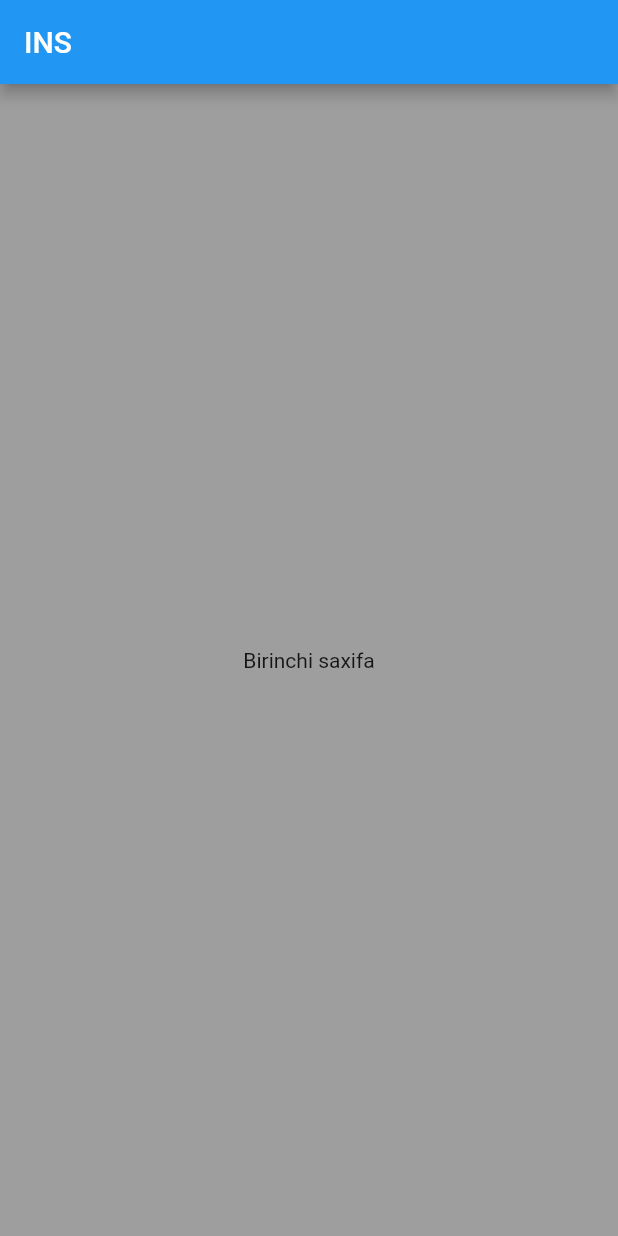
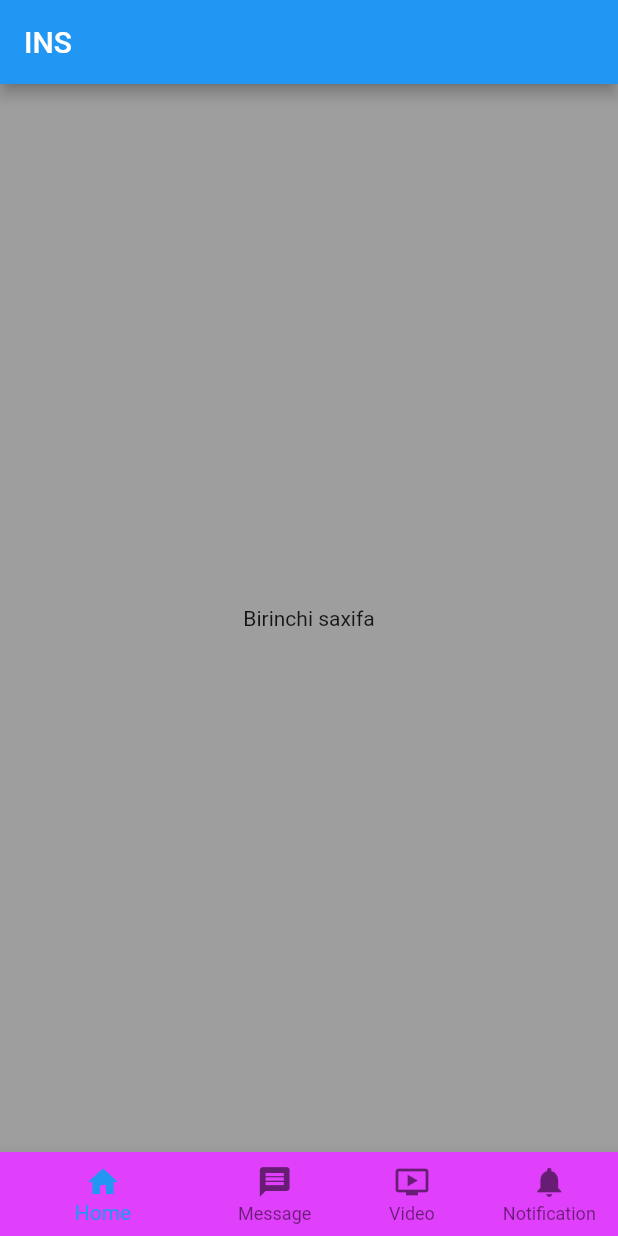
Before and after one commit to MurodTuraev/ui_intermediate, a Flutter app: the screen it shows after launch, on a phone screen of 412 x 824 dp. Run offline on Flutter 3.47's test engine with Material 2 defaults, Android fonts, the phone set to English and light mode, and no system bars.

Commit message:
BottomNavigationBar

```diff
--- a/lib/home_page.dart
+++ b/lib/home_page.dart
@@ -13,12 +13,27 @@ class HomePage extends StatefulWidget {
 }
 
 class _HomePageState extends State<HomePage> {
+  PageController _pageController = new PageController();
+  int _selectedPage = 0;
 
+
+  @override
+  void initState() {
+    // TODO: implement initState
+    super.initState();
+    _pageController = PageController();
+  }
 
   @override
   Widget build(BuildContext context) {
     return Scaffold(
       body: PageView(
+        controller: _pageController,
+        onPageChanged: (int index){
+          setState(() {
+            _selectedPage = index;
+          });
+        },
         children: [
           Container(
             color: Colors.grey,
@@ -43,7 +58,31 @@ class _HomePageState extends State<HomePage> {
       appBar: AppBar(
         title: Text('INS'),
       ),
-
+      bottomNavigationBar: BottomNavigationBar(
+        items: const [
+          BottomNavigationBarItem(icon: Icon(Icons.home), label: 'Home', backgroundColor: Colors.purpleAccent),
+          BottomNavigationBarItem(icon: Icon(Icons.message), label: 'Message', backgroundColor: Colors.purpleAccent),
+          BottomNavigationBarItem(icon: Icon(Icons.ondemand_video_outlined), label: 'Video', backgroundColor: Colors.purpleAccent),
+          BottomNavigationBarItem(icon: Icon(Icons.notifications), label: 'Notification', backgroundColor: Colors.purpleAccent),
+        ],
+        currentIndex: _selectedPage,
+        selectedItemColor: Colors.blue,
+        unselectedItemColor: Colors.black54,
+        backgroundColor: Colors.black,
+        showSelectedLabels: true,
+        showUnselectedLabels: true,
+        onTap: (int index){
+          setState(() {
+            _selectedPage = index;
+            _pageController.animateToPage(index, duration: Duration(microseconds: 200), curve: Curves.easeIn);
+          });
+        },
+      ),
     );
   }
+  @override
+  void debugFillProperties(DiagnosticPropertiesBuilder properties) {
+    super.debugFillProperties(properties);
+    properties.add(DiagnosticsProperty<PageController>('_pageController', _pageController));
+  }
 }
```
